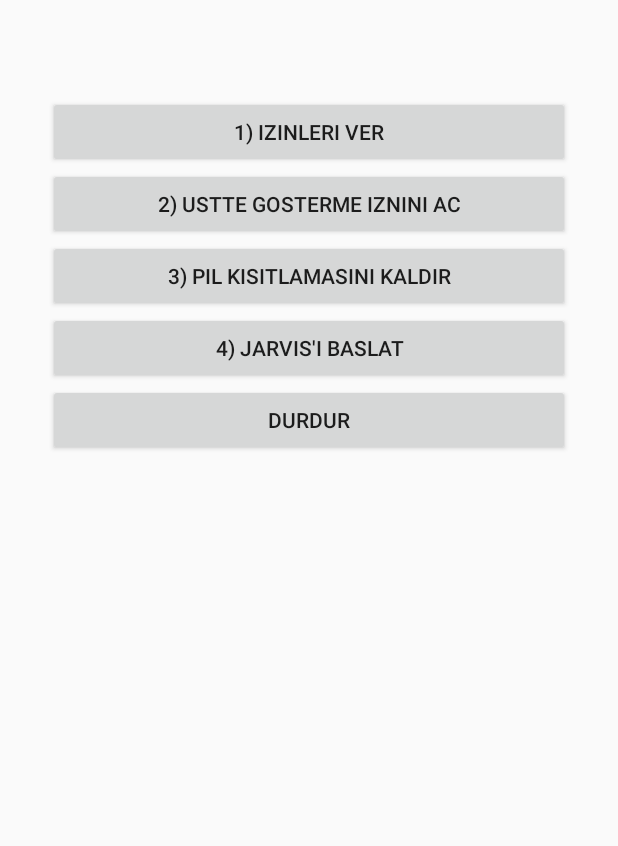
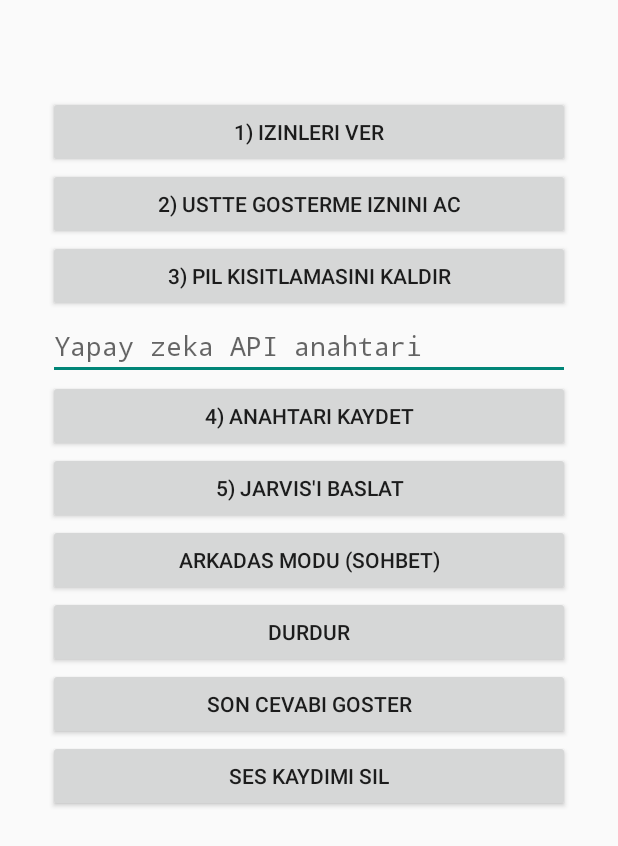
Before and after one commit to omisik654-rgb/jarvis, an Android app: the screen it shows after launch (MainActivity), on a phone screen of 412 x 824 dp. Shown: the top 846 px of the screen. Run offline under Robolectric (Android 15) with nearby library versions, the phone set to English and light mode, and no system bars.

Commit message:
Update MainActivity.kt

```diff
--- a/app/src/main/java/com/jarvis/assistant/MainActivity.kt
+++ b/app/src/main/java/com/jarvis/assistant/MainActivity.kt
@@ -8,16 +8,25 @@ import android.net.Uri
 import android.os.Build
 import android.os.Bundle
 import android.provider.Settings
+import android.text.InputType
 import android.widget.Button
+import android.widget.EditText
 import android.widget.LinearLayout
+import android.widget.ScrollView
+import android.widget.TextView
+import android.widget.Toast
 
 class MainActivity : Activity() {
 
     override fun onCreate(savedInstanceState: Bundle?) {
         super.onCreate(savedInstanceState)
+        val prefs = getSharedPreferences("jarvis", MODE_PRIVATE)
+
+        val scroll = ScrollView(this)
         val root = LinearLayout(this)
         root.orientation = LinearLayout.VERTICAL
         root.setPadding(48, 96, 48, 48)
+        scroll.addView(root)
 
         val perm = Button(this)
         perm.text = "1) Izinleri ver"
@@ -46,11 +55,37 @@ class MainActivity : Activity() {
             }
         }
 
+        val keyField = EditText(this)
+        val saved = (prefs.getString("api_key", "") ?: "").isNotBlank()
+        keyField.hint = if (saved) "Anahtar kayitli (degistirmek icin yenisini yaz)" else "Yapay zeka API anahtari"
+        keyField.inputType = InputType.TYPE_CLASS_TEXT or InputType.TYPE_TEXT_VARIATION_PASSWORD
+
+        val saveKey = Button(this)
+        saveKey.text = "4) Anahtari kaydet"
+        saveKey.setOnClickListener {
+            val k = keyField.text.toString().trim()
+            if (k.isNotEmpty()) {
+                prefs.edit().putString("api_key", k).apply()
+                keyField.setText("")
+                Toast.makeText(this, "Kaydedildi", Toast.LENGTH_SHORT).show()
+            }
+        }
+
         val start = Button(this)
-        start.text = "4) Jarvis'i Baslat"
+        start.text = "5) Jarvis'i Baslat"
         start.setOnClickListener {
-            if (checkSelfPermission(Manifest.permission.RECORD_AUDIO) == PackageManager.PERMISSION_GRANTED) {
+            if (hasMic()) {
                 startForegroundService(Intent(this, JarvisService::class.java))
+            } else {
+                askPermissions()
+            }
+        }
+
+        val friend = Button(this)
+        friend.text = "Arkadas modu (sohbet)"
+        friend.setOnClickListener {
+            if (hasMic()) {
+                startForegroundService(Intent(this, JarvisService::class.java).putExtra("friend", true))
             } else {
                 askPermissions()
             }
@@ -60,12 +95,39 @@ class MainActivity : Activity() {
         stop.text = "Durdur"
         stop.setOnClickListener { stopService(Intent(this, JarvisService::class.java)) }
 
+        val info = TextView(this)
+        info.setTextIsSelectable(true)
+        info.setPadding(0, 32, 0, 32)
+
+        val last = Button(this)
+        last.text = "Son cevabi goster"
+        last.setOnClickListener {
+            info.text = prefs.getString("last_answer", "Henuz cevap yok")
+        }
+
+        val delVoice = Button(this)
+        delVoice.text = "Ses kaydimi sil"
+        delVoice.setOnClickListener {
+            prefs.edit().remove("spk_ref").apply()
+            Toast.makeText(this, "Ses kaydi silindi", Toast.LENGTH_SHORT).show()
+        }
+
         root.addView(perm)
         root.addView(overlay)
         root.addView(battery)
+        root.addView(keyField)
+        root.addView(saveKey)
         root.addView(start)
+        root.addView(friend)
         root.addView(stop)
-        setContentView(root)
+        root.addView(last)
+        root.addView(delVoice)
+        root.addView(info)
+        setContentView(scroll)
+    }
+
+    private fun hasMic(): Boolean {
+        return checkSelfPermission(Manifest.permission.RECORD_AUDIO) == PackageManager.PERMISSION_GRANTED
     }
 
     private fun askPermissions() {
```
